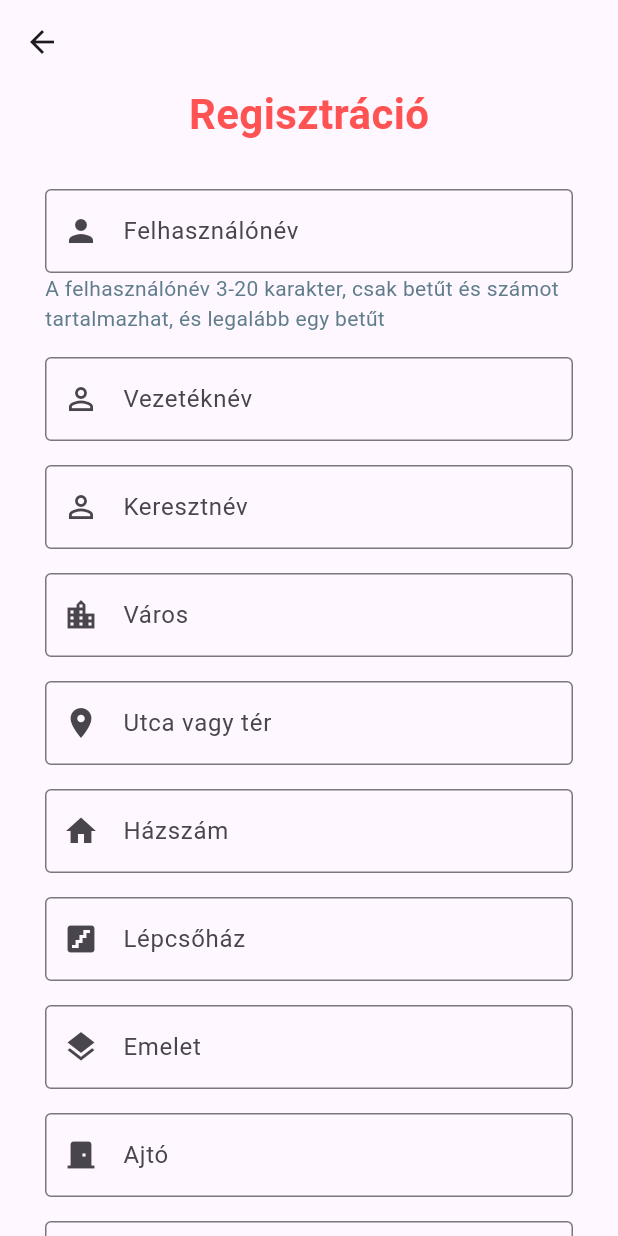
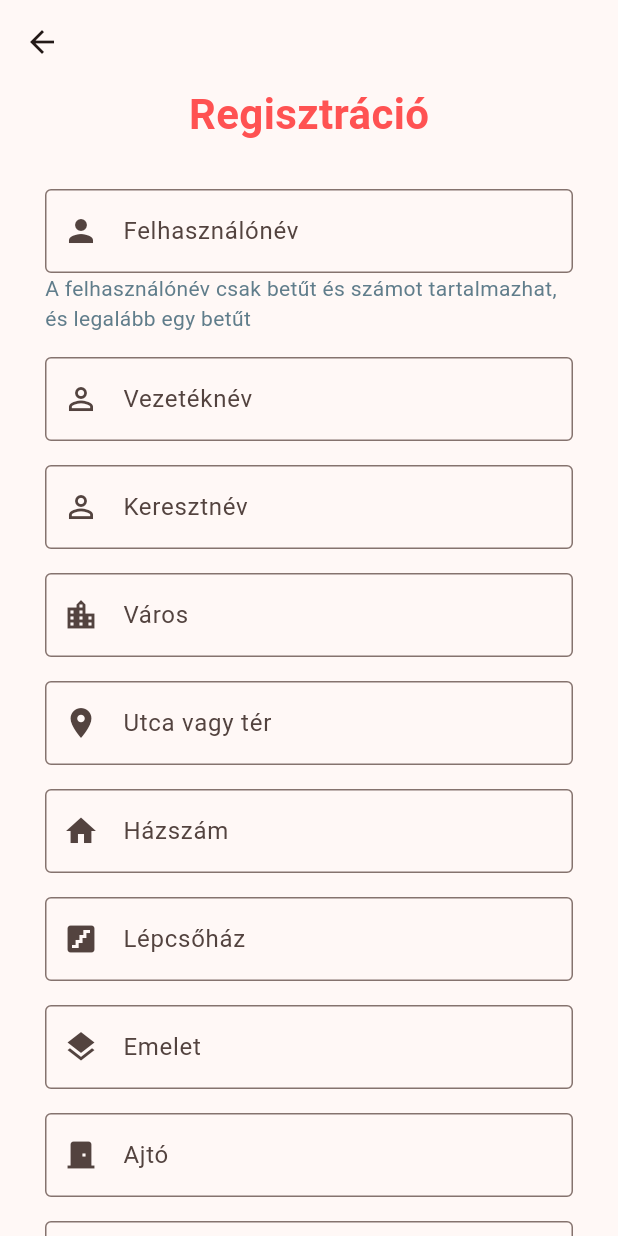
Before and after one commit to whattila/nem_pancser, a Flutter app: the screen it shows after launch, after a tap on "BEJELENTKEZÉS", after a tap on "Még nincs fiókom? Regisztráció", on a phone screen of 412 x 824 dp. Run offline on Flutter 3.47's test engine with Material 3 defaults, Android fonts, the phone set to English and light mode, and no system bars; our stand-ins replace auto_route, dio, email_validator, flutter_bloc, flutter_secure_storage, freezed_annotation and 2 more; missing offline and left inert: password_text_field; generated files the repository leaves out were written again.

Commit message:
Added PasswordTextFormFields, changed colorScheme, changed validators at registration

```diff
--- a/lib/features/authentication/login/login_page.dart
+++ b/lib/features/authentication/login/login_page.dart
@@ -6,6 +6,7 @@ import 'package:nem_pancser/features/authentication/login/bloc/login.event.dart'
 import 'package:nem_pancser/features/authentication/login/bloc/login.state.dart';
 import 'package:nem_pancser/features/authentication/login/models/login.dto.dart';
 import 'package:nem_pancser/features/authentication/shared/auth.repository.dart';
+import 'package:password_text_field/password_text_field.dart';
 
 import '../../../shared/router/app_router.dart';
 import '../../../shared/widgets/pancser_background.dart';
@@ -74,8 +75,8 @@ class _LoginViewState extends State<LoginView> {
                   validator: (value) => _validateNotEmpty(value, 'Kérjük adja meg felhasználónevét!'),
                 ),
                 const SizedBox(height: 16),
-                TextFormField(
-                  obscureText: true,
+                PasswordTextFormField(
+                  initialObscurity: true,
                   decoration: const InputDecoration(
                     labelText: 'Jelszó',
                     border: OutlineInputBorder(),
--- a/lib/features/authentication/registration/registration_page.dart
+++ b/lib/features/authentication/registration/registration_page.dart
@@ -8,6 +8,7 @@ import 'package:nem_pancser/features/authentication/registration/bloc/registrati
 import 'package:nem_pancser/features/authentication/registration/models/address.dto.dart';
 import 'package:nem_pancser/features/authentication/registration/models/registration.dto.dart';
 import 'package:nem_pancser/features/authentication/shared/auth.repository.dart';
+import 'package:password_text_field/password_text_field.dart';
 
 import '../../../shared/router/app_router.dart';
 import '../../../shared/widgets/pancser_button.dart';
@@ -92,6 +93,7 @@ class _RegistrationViewState extends State<RegistrationView> {
                     ),
                     const SizedBox(height: 30),
                     TextFormField(
+                      autovalidateMode: AutovalidateMode.onUnfocus,
                       decoration: const InputDecoration(
                         labelText: 'Felhasználónév',
                         border: OutlineInputBorder(),
@@ -101,11 +103,12 @@ class _RegistrationViewState extends State<RegistrationView> {
                       onSaved: (value) => _username = value!,
                     ),
                     const Text(
-                      'A felhasználónév 3-20 karakter, csak betűt és számot tartalmazhat, és legalább egy betűt',
+                      'A felhasználónév csak betűt és számot tartalmazhat, és legalább egy betűt',
                       style: TextStyle(color: Colors.blueGrey),
                     ),
                     const SizedBox(height: 16),
                     TextFormField(
+                      autovalidateMode: AutovalidateMode.onUnfocus,
                       decoration: const InputDecoration(
                         labelText: 'Vezetéknév',
                         border: OutlineInputBorder(),
@@ -117,17 +120,19 @@ class _RegistrationViewState extends State<RegistrationView> {
                     ),
                     const SizedBox(height: 16),
                     TextFormField(
+                      autovalidateMode: AutovalidateMode.onUnfocus,
                       decoration: const InputDecoration(
                         labelText: 'Keresztnév',
                         border: OutlineInputBorder(),
                         prefixIcon: Icon(Icons.person_outline),
                       ),
                       keyboardType: TextInputType.name,
-                      validator: _validateGivenName,
+                      validator: (value) => _validateCommon(value, 'Kérjük adja meg keresztnevét!'),
                       onSaved: (value) => _givenName = value!,
                     ),
                     const SizedBox(height: 16),
                     TextFormField(
+                      autovalidateMode: AutovalidateMode.onUnfocus,
                       decoration: const InputDecoration(
                         labelText: 'Város',
                         border: OutlineInputBorder(),
@@ -139,6 +144,7 @@ class _RegistrationViewState extends State<RegistrationView> {
                     ),
                     const SizedBox(height: 16),
                     TextFormField(
+                      autovalidateMode: AutovalidateMode.onUnfocus,
                       decoration: const InputDecoration(
                         labelText: 'Utca vagy tér',
                         border: OutlineInputBorder(),
@@ -149,6 +155,7 @@ class _RegistrationViewState extends State<RegistrationView> {
                     ),
                     const SizedBox(height: 16),
                     TextFormField(
+                      autovalidateMode: AutovalidateMode.onUnfocus,
                       decoration: const InputDecoration(
                         labelText: 'Házszám',
                         border: OutlineInputBorder(),
@@ -159,6 +166,7 @@ class _RegistrationViewState extends State<RegistrationView> {
                     ),
                     const SizedBox(height: 16),
                     TextFormField(
+                      autovalidateMode: AutovalidateMode.onUnfocus,
                       decoration: const InputDecoration(
                         labelText: 'Lépcsőház',
                         border: OutlineInputBorder(),
@@ -168,6 +176,7 @@ class _RegistrationViewState extends State<RegistrationView> {
                     ),
                     const SizedBox(height: 16),
                     TextFormField(
+                      autovalidateMode: AutovalidateMode.onUnfocus,
                       decoration: const InputDecoration(
                         labelText: 'Emelet',
                         border: OutlineInputBorder(),
@@ -177,6 +186,7 @@ class _RegistrationViewState extends State<RegistrationView> {
                     ),
                     const SizedBox(height: 16),
                     TextFormField(
+                      autovalidateMode: AutovalidateMode.onUnfocus,
                       decoration: const InputDecoration(
                         labelText: 'Ajtó',
                         border: OutlineInputBorder(),
@@ -186,6 +196,7 @@ class _RegistrationViewState extends State<RegistrationView> {
                     ),
                     const SizedBox(height: 16),
                     TextFormField(
+                      autovalidateMode: AutovalidateMode.onUnfocus,
                       decoration: const InputDecoration(
                         labelText: 'Kapucsengő',
                         border: OutlineInputBorder(),
@@ -195,6 +206,7 @@ class _RegistrationViewState extends State<RegistrationView> {
                     ),
                     const SizedBox(height: 16),
                     TextFormField(
+                      autovalidateMode: AutovalidateMode.onUnfocus,
                       decoration: const InputDecoration(
                         labelText: 'Email',
                         border: OutlineInputBorder(),
@@ -206,6 +218,7 @@ class _RegistrationViewState extends State<RegistrationView> {
                     ),
                     const SizedBox(height: 16),
                     TextFormField(
+                      autovalidateMode: AutovalidateMode.onUnfocus,
                       decoration: const InputDecoration(
                         labelText: 'Telefonszám',
                         border: OutlineInputBorder(),
@@ -216,9 +229,10 @@ class _RegistrationViewState extends State<RegistrationView> {
                       onSaved: (value) => _phone = value!,
                     ),
                     const SizedBox(height: 16),
-                    TextFormField(
+                    PasswordTextFormField(
+                      initialObscurity: true,
+                      autovalidateMode: AutovalidateMode.onUnfocus,
                       controller: _passwordController,
-                      obscureText: true,
                       decoration: const InputDecoration(
                         labelText: 'Jelszó',
                         border: OutlineInputBorder(),
@@ -232,8 +246,9 @@ class _RegistrationViewState extends State<RegistrationView> {
                       style: TextStyle(color: Colors.blueGrey),
                     ),
                     const SizedBox(height: 16),
-                    TextFormField(
-                      obscureText: true,
+                    PasswordTextFormField(
+                      initialObscurity: true,
+                      autovalidateMode: AutovalidateMode.onUnfocus,
                       decoration: const InputDecoration(
                         labelText: 'Jelszó megerősítése',
                         border: OutlineInputBorder(),
@@ -298,21 +313,8 @@ class _RegistrationViewState extends State<RegistrationView> {
     if (_isNullOrEmpty(value)) {
       return 'Kérjük adjon meg egy felhasználónevet!';
     }
-    if (value!.length < 3 || value.length > 20) {
-      return 'A felhasználónévnek 3 és 20 karakter között kell lennie!';
-    }
-    if (!RegExp(r'^[a-zA-Z]+[0-9]*$').hasMatch(value)) {
-      return 'A felhasználónév legalább egy betűt és még számokat tartalmazhat!';
-    }
-    return null;
-  }
-
-  String? _validateGivenName(String? value) {
-    if (_isNullOrEmpty(value)) {
-      return 'Kérjük adja meg keresztnevét!';
-    }
-    if (value!.contains(' ')) {
-      return 'A keresztnév nem tartalmazhat szóközt.';
+    if (!RegExp(r'^[a-zA-Z]+[0-9]*$').hasMatch(value!)) {
+      return 'Érvénytelen karater vagy nincs betű!';
     }
     return null;
   }
--- a/lib/main.dart
+++ b/lib/main.dart
@@ -55,7 +55,7 @@ class NemPancserApp extends StatelessWidget {
       child: MaterialApp.router(
         title: 'Nem Pancser',
         theme: ThemeData(
-          colorScheme: ColorScheme.fromSeed(seedColor: Colors.deepPurple),
+          colorScheme: ColorScheme.fromSeed(seedColor: Colors.deepOrange),
         ),
         routerConfig: _appRouter.config(),
       ),
--- a/pubspec.yaml
+++ b/pubspec.yaml
@@ -45,6 +45,7 @@ dependencies:
   retrofit_generator: ^10.2.7
   flutter_secure_storage: ^10.3.1
   email_validator: ^3.0.0
+  password_text_field: ^3.1.0
 
 dev_dependencies:
   flutter_test:
```
Also changed, not shown: pubspec.lock.
